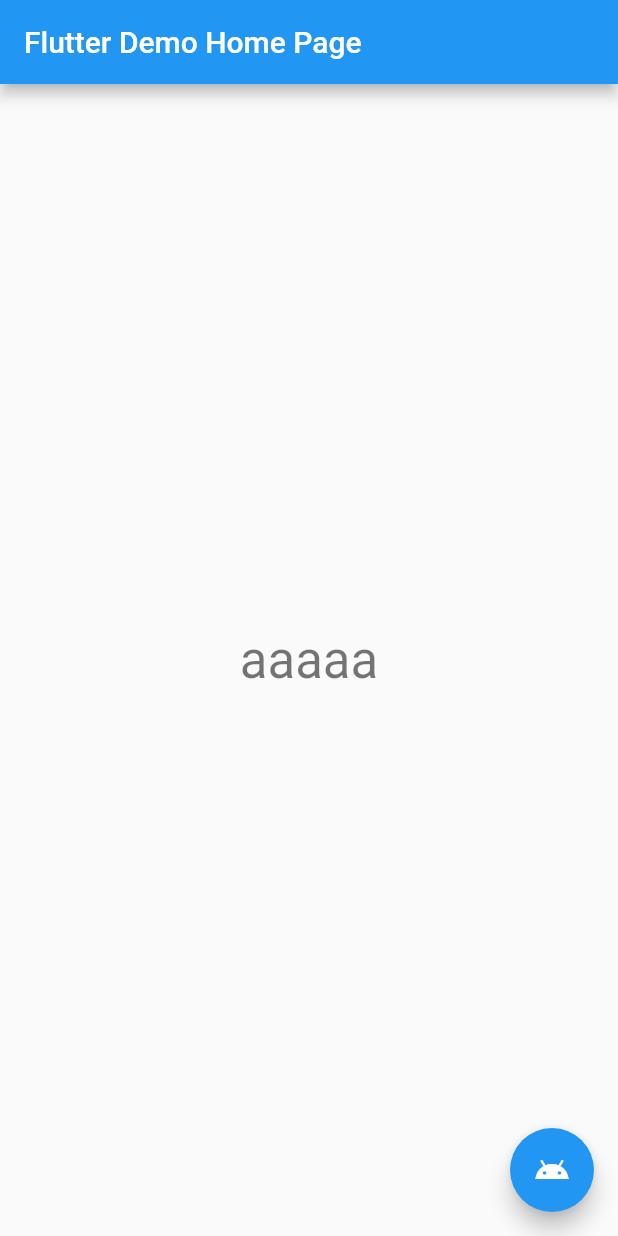
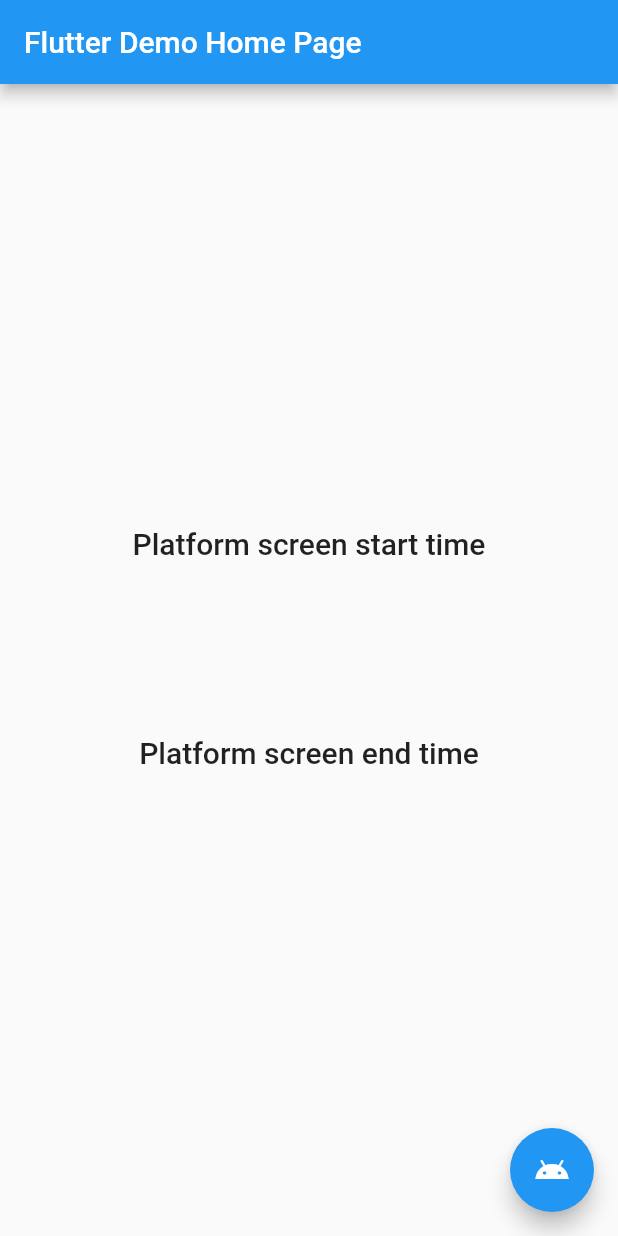
Before and after one commit to ko2ic/spike_platform_flutter, a Flutter app: the screen it shows after launch, on a phone screen of 412 x 824 dp. Run offline on Flutter 3.47's test engine with Material 2 defaults, Android fonts, the phone set to English and light mode, and no system bars.

Commit message:
change screen

```diff
--- a/lib/main.dart
+++ b/lib/main.dart
@@ -29,6 +29,10 @@ class MyHomePage extends StatefulWidget {
 class _MyHomePageState extends State<MyHomePage> {
   static const _channel = MethodChannel('sample/toPlatformScreen');
 
+  String startTimePlatformScreen = "";
+
+  String endTimePlatformScreen = "";
+
   _toPlatformScreen() async {
     try {
       var result = await _channel.invokeMethod(
@@ -36,6 +40,9 @@ class _MyHomePageState extends State<MyHomePage> {
         <String, dynamic>{"label_from_dart": "Label From Dart"},
       );
       print(result);
+      setState(() {
+        startTimePlatformScreen = '${DateTime.now().toIso8601String()} $result';
+      });
     } on PlatformException catch (e) {
       print(e);
     }
@@ -49,7 +56,11 @@ class _MyHomePageState extends State<MyHomePage> {
       switch (call.method) {
         case "onClosed":
           var map = call.arguments.cast<String, String>();
-          print(map["from_platform"]);
+          var callbackMessage = map["from_platform"];
+          print(callbackMessage);
+          setState(() {
+            endTimePlatformScreen = '${DateTime.now().toIso8601String()} $callbackMessage';
+          });
           break;
       }
       return;
@@ -67,9 +78,16 @@ class _MyHomePageState extends State<MyHomePage> {
           mainAxisAlignment: MainAxisAlignment.center,
           children: <Widget>[
             Text(
-              'aaaaa',
-              style: Theme.of(context).textTheme.display1,
+              "Platform screen start time",
+              style: Theme.of(context).textTheme.title,
             ),
+            Text(startTimePlatformScreen),
+            const SizedBox(height: 100),
+            Text(
+              "Platform screen end time",
+              style: Theme.of(context).textTheme.title,
+            ),
+            Text(endTimePlatformScreen),
           ],
         ),
       ),
```
Also changed, not shown: 5 other files.
